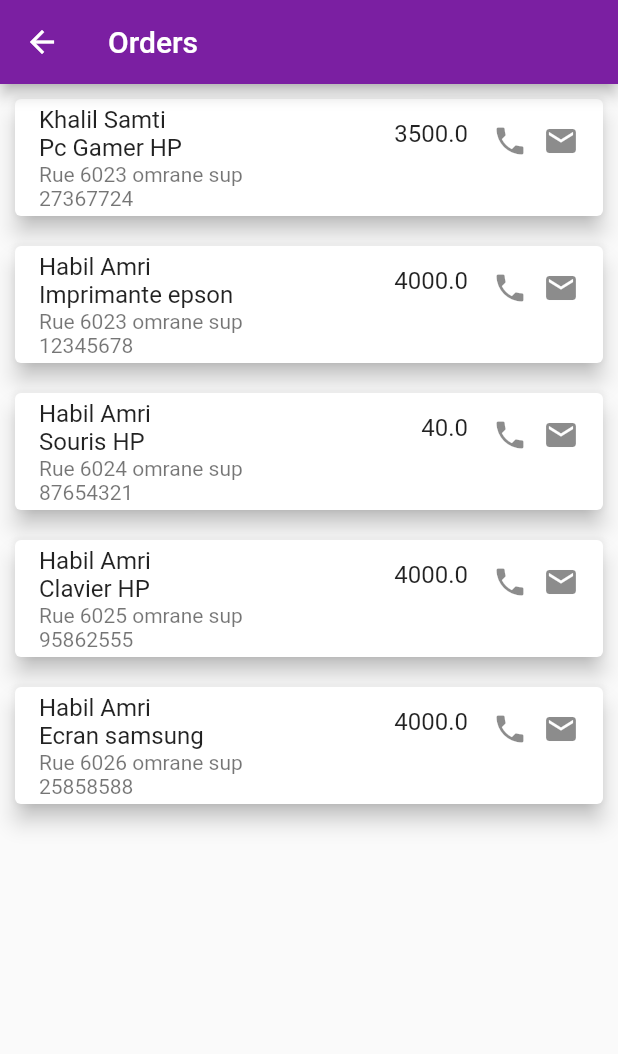
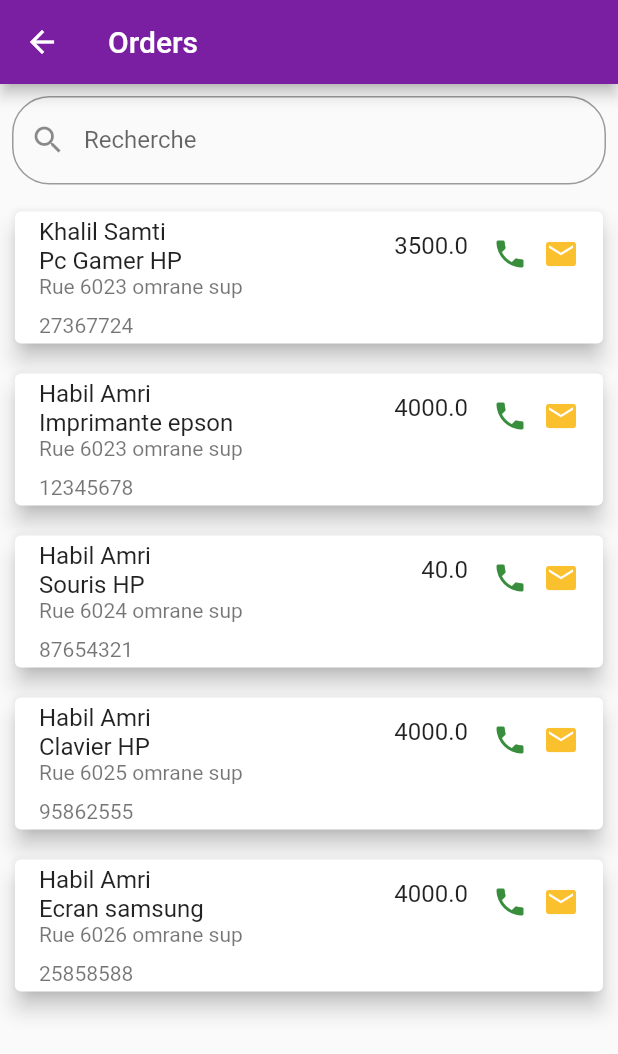
Before and after one commit to khalilsam/delevery_app, a Flutter app: the HomePage screen opened directly, in the side drawer, after a tap on "19", on a phone screen of 412 x 824 dp. Shown: the top 1054 px of the screen. Run offline on Flutter 3.47's test engine with Material 2 defaults, Android fonts, the phone set to English and light mode, and no system bars; our stand-ins replace email_validator, percent_indicator.

Commit message:
create searchable list

```diff
--- a/lib/home.dart
+++ b/lib/home.dart
@@ -2,17 +2,14 @@ import 'package:delevery_app/orderList.dart';
 import 'package:flutter/cupertino.dart';
 import 'package:flutter/material.dart';
 import 'package:percent_indicator/percent_indicator.dart';
-
 
 class HomePage extends StatelessWidget {
   const HomePage({Key? key}) : super(key: key);
 
   @override
   Widget build(BuildContext context) {
-    double width = MediaQuery
-        .of(context)
-        .size
-        .width;
+    double width = MediaQuery.of(context).size.width;
+    var size = MediaQuery.of(context).size;
     return Scaffold(
       appBar: AppBar(
         title: const Text('Home'),
@@ -22,22 +19,25 @@ class HomePage extends StatelessWidget {
         child: Column(
           crossAxisAlignment: CrossAxisAlignment.center,
           children: [
-            new Expanded(
-              child : GridView.extent(
+            GridView.extent(
               primary: false,
-              padding: const EdgeInsets.all(8),
+              padding: const EdgeInsets.fromLTRB(8, 8, 8, 8),
               crossAxisSpacing: 5,
               mainAxisSpacing: 5,
               maxCrossAxisExtent: width / 2,
+              childAspectRatio: (1 / .5),
+              shrinkWrap: true,
               children: <Widget>[
                 GestureDetector(
                     onTap: () {
                       Navigator.push(
                         context,
-                        MaterialPageRoute(builder: (context) => OrderList()),
+                        MaterialPageRoute(
+                            builder: (context) => OrderList(title: "orders")),
                       );
                     },
                     child: Container(
+                      height: 48,
                       padding: const EdgeInsets.all(4),
                       child: Card(
                         margin: const EdgeInsets.all(5),
@@ -45,7 +45,7 @@ class HomePage extends StatelessWidget {
                           mainAxisSize: MainAxisSize.min,
                           children: <Widget>[
                             ListTile(
-                              leading: Image.asset('images/pending.png'),
+                              leading: Image.asset('assets/images/pending.png'),
                               title: const Text('19'),
                               subtitle: const Text('Pending'),
                             ),
@@ -57,7 +57,8 @@ class HomePage extends StatelessWidget {
                     onTap: () {
                       Navigator.push(
                         context,
-                        MaterialPageRoute(builder: (context) => OrderList()),
+                        MaterialPageRoute(
+                            builder: (context) => OrderList(title: "orders")),
                       );
                     },
                     child: Container(
@@ -68,7 +69,7 @@ class HomePage extends StatelessWidget {
                           mainAxisSize: MainAxisSize.min,
                           children: <Widget>[
                             ListTile(
-                              leading: Image.asset('images/success.png'),
+                              leading: Image.asset('assets/images/success.png'),
                               title: const Text('9'),
                               subtitle: const Text('Delivered'),
                             ),
@@ -80,7 +81,8 @@ class HomePage extends StatelessWidget {
                   onTap: () {
                     Navigator.push(
                       context,
-                      MaterialPageRoute(builder: (context) => OrderList()),
+                      MaterialPageRoute(
+                          builder: (context) => OrderList(title: "orders")),
                     );
                   },
                   child: Container(
@@ -91,7 +93,7 @@ class HomePage extends StatelessWidget {
                         mainAxisSize: MainAxisSize.min,
                         children: <Widget>[
                           ListTile(
-                            leading: Image.asset('images/cancel.png'),
+                            leading: Image.asset('assets/images/cancel.png'),
                             title: const Text('9'),
                             subtitle: const Text('Reported'),
                           ),
@@ -104,7 +106,8 @@ class HomePage extends StatelessWidget {
                   onTap: () {
                     Navigator.push(
                       context,
-                      MaterialPageRoute(builder: (context) => OrderList()),
+                      MaterialPageRoute(
+                          builder: (context) => OrderList(title: "orders")),
                     );
                   },
                   child: Container(
@@ -115,7 +118,7 @@ class HomePage extends StatelessWidget {
                         mainAxisSize: MainAxisSize.min,
                         children: <Widget>[
                           ListTile(
-                            leading: Image.asset('images/caisse.png'),
+                            leading: Image.asset('assets/images/caisse.png'),
                             title: const Text('9'),
                             subtitle: const Text('Income'),
                           ),
@@ -126,13 +129,27 @@ class HomePage extends StatelessWidget {
                 ),
               ],
             ),
-            ),
-            new CircularPercentIndicator(
-              radius: 60.0,
-              lineWidth: 5.0,
-              percent: 0.8,
-              center: new Text("80%"),
-              progressColor: Colors.green,
+            Text('Performane',
+                textAlign: TextAlign.left,
+                style: TextStyle(
+                    color: Colors.grey[800],
+                    fontWeight: FontWeight.normal,
+                    fontSize: 40)),
+            SizedBox(height: 10),
+            CircularPercentIndicator(
+              radius: 130.0,
+              animation: true,
+              animationDuration: 1200,
+              lineWidth: 15.0,
+              percent: 0.4,
+              center: new Text(
+                "40%",
+                style:
+                    new TextStyle(fontWeight: FontWeight.bold, fontSize: 20.0),
+              ),
+              circularStrokeCap: CircularStrokeCap.butt,
+              backgroundColor: Colors.blueGrey.shade600,
+              progressColor: Colors.blue.shade400,
             )
           ],
         ),
@@ -146,8 +163,7 @@ class NavigationDrawer extends StatelessWidget {
   const NavigationDrawer({Key? key}) : super(key: key);
 
   @override
-  Widget build(BuildContext context) =>
-      Drawer(
+  Widget build(BuildContext context) => Drawer(
         child: SingleChildScrollView(
           child: Column(
             crossAxisAlignment: CrossAxisAlignment.stretch,
@@ -156,24 +172,20 @@ class NavigationDrawer extends StatelessWidget {
         ),
       );
 
-  buildHeader(BuildContext context) =>
-      Container(
+  buildHeader(BuildContext context) => Container(
         padding: EdgeInsets.only(
-          top: MediaQuery
-              .of(context)
-              .padding
-              .top,
+          top: MediaQuery.of(context).padding.top,
         ),
       );
 
-  buildMenuItems(BuildContext context) =>
-      Column(
+  buildMenuItems(BuildContext context) => Column(
         children: [
           GestureDetector(
             onTap: () {
               Navigator.push(
                 context,
-                MaterialPageRoute(builder: (context) => OrderList()),
+                MaterialPageRoute(
+                    builder: (context) => OrderList(title: "orders")),
               );
             },
             child: ListTile(
@@ -185,7 +197,8 @@ class NavigationDrawer extends StatelessWidget {
             onTap: () {
               Navigator.push(
                 context,
-                MaterialPageRoute(builder: (context) => OrderList()),
+                MaterialPageRoute(
+                    builder: (context) => OrderList(title: "orders")),
               );
             },
             child: ListTile(
@@ -197,7 +210,8 @@ class NavigationDrawer extends StatelessWidget {
             onTap: () {
               Navigator.push(
                 context,
-                MaterialPageRoute(builder: (context) => OrderList()),
+                MaterialPageRoute(
+                    builder: (context) => OrderList(title: "orders")),
               );
             },
             child: ListTile(
@@ -209,7 +223,8 @@ class NavigationDrawer extends StatelessWidget {
             onTap: () {
               Navigator.push(
                 context,
-                MaterialPageRoute(builder: (context) => OrderList()),
+                MaterialPageRoute(
+                    builder: (context) => OrderList(title: "orders")),
               );
             },
             child: ListTile(
--- a/lib/model/order.dart
+++ b/lib/model/order.dart
@@ -1,10 +1,10 @@
 class Order {
-  String? client;
-  String? productName;
+  String client;
+  String productName;
 
   double price;
-  String? adresse;
-  String? phoneNumber;
+  String adresse;
+  String phoneNumber;
 
   Order(this.client, this.productName, this.price, this.adresse,
       this.phoneNumber);
--- a/lib/orderList.dart
+++ b/lib/orderList.dart
@@ -2,20 +2,31 @@ import 'package:delevery_app/model/order.dart';
 import 'package:flutter/cupertino.dart';
 import 'package:flutter/material.dart';
 
-class OrderList extends StatelessWidget {
-  OrderList({Key? key}) : super(key: key);
+class OrderList extends StatefulWidget {
+  OrderList({Key? key, required this.title}) : super(key: key);
+  final String title;
 
-  final List<Order> orders = [
+  @override
+  OrderListState createState() => new OrderListState();
+}
+
+List<Order> allOrders = [
   Order("Khalil Samti", "Pc Gamer HP", 3500.00, "Rue 6023 omrane sup",
       "27367724"),
   Order("Habil Amri", "Imprimante epson", 4000.00, "Rue 6023 omrane sup",
       "12345678"),
   Order("Habil Amri", "Souris HP", 40.00, "Rue 6024 omrane sup", "87654321"),
+  Order("Habil Amri", "Clavier HP", 4000.00, "Rue 6025 omrane sup", "95862555"),
   Order(
-        "Habil Amri", "Clavier HP", 4000.00, "Rue 6025 omrane sup", "95862555"),
-    Order("Habil Amri", "Ecran samsung", 4000.00, "Rue 6026 omrane sup",
-        "25858588")
+      "Habil Amri", "Ecran samsung", 4000.00, "Rue 6026 omrane sup", "25858588")
 ];
+
+class OrderListState extends State<OrderList> {
+  TextEditingController editingController = TextEditingController();
+
+  // This list holds the data for the list view
+  List<Order> orders = allOrders;
+  List<Order> suggestions = [];
 
   @override
   Widget build(BuildContext context) {
@@ -24,8 +35,25 @@ class OrderList extends StatelessWidget {
         title: const Text('Orders'),
         backgroundColor: Colors.purple.shade700,
       ),
-      body: SafeArea(
-        child: ListView.builder(
+      body: Container(
+        child: Column(
+          children: <Widget>[
+            Padding(
+              padding: const EdgeInsets.all(8.0),
+              child: TextField(
+                onChanged: searchOrders,
+                controller: editingController,
+                decoration: InputDecoration(
+                    labelText: "Recherche",
+                    hintText: "Recherche",
+                    prefixIcon: Icon(Icons.search),
+                    border: OutlineInputBorder(
+                        borderRadius: BorderRadius.all(Radius.circular(25.0)))),
+              ),
+            ),
+            Expanded(
+              child: orders.isNotEmpty
+                  ? ListView.builder(
                       itemCount: orders.length,
                       itemBuilder: (context, index) => Card(
                         elevation: 6,
@@ -41,18 +69,20 @@ class OrderList extends StatelessWidget {
                                   Align(
                                     alignment: Alignment.centerLeft,
                                     child: Container(
-                          child:  Text(orders[index].client.toString()),
+                                      child:
+                                          Text(orders[index].client.toString()),
                                     ),
                                   ),
                                   Align(
                                     alignment: Alignment.centerLeft,
                                     child: Container(
-                          child:  Text(orders[index].productName.toString()),
+                                      child: Text(
+                                          orders[index].productName.toString()),
                                     ),
                                   )
-
                                 ],
                               ),
+                              SizedBox(height: 10),
                               Column(
                                 children: [
                                   Text(orders[index].price.toString()),
@@ -67,6 +97,7 @@ class OrderList extends StatelessWidget {
                                 crossAxisAlignment: CrossAxisAlignment.start,
                                 children: [
                                   Text(orders[index].adresse.toString()),
+                                  SizedBox(height: 10),
                                   Text(orders[index].phoneNumber.toString())
                                 ],
                               )
@@ -75,14 +106,42 @@ class OrderList extends StatelessWidget {
                           trailing: Row(
                               mainAxisSize: MainAxisSize.min,
                               children: <Widget>[
-                    Icon(Icons.phone),
+                                Icon(
+                                  Icons.phone,
+                                  color: Colors.green.shade700,
+                                ),
                                 SizedBox(width: 10),
-                    Icon(Icons.email)
+                                Icon(
+                                  Icons.email,
+                                  color: Colors.yellow.shade700,
+                                )
                               ]),
                         ),
                       ),
+                    )
+                  : const Text(
+                      'No results found',
+                      style: TextStyle(fontSize: 24),
+                    ),
+            ),
+          ],
         ),
       ),
     );
   }
+
+  void searchOrders(String query) async {
+    suggestions = allOrders.where((order) {
+      final username = order.client.toLowerCase();
+      final product = order.productName.toLowerCase();
+      final phone = order.phoneNumber.toLowerCase();
+      final adresse = order.adresse.toLowerCase();
+      final input = query.toLowerCase();
+      return username.contains(input) ||
+          product.contains(input) ||
+          phone.contains(input) ||
+          adresse.contains(input);
+    }).toList();
+    setState(() => orders = suggestions);
   }
+}
--- a/pubspec.yaml
+++ b/pubspec.yaml
@@ -33,6 +33,7 @@ dependencies:
     sdk: flutter
   email_validator: '^2.1.16'
   percent_indicator: ^4.0.1
+  searchable_listview: 2.2.2
 
 
 
```
Also changed, not shown: lib/main.dart (+7 -33 lines), lib/model/SliverGridDelegateWithFixedCrossAxisCountAndFixedHeight.dart (added, +67 -0 lines), pubspec.lock. Lines whose indentation alone changed are shown as unchanged.
